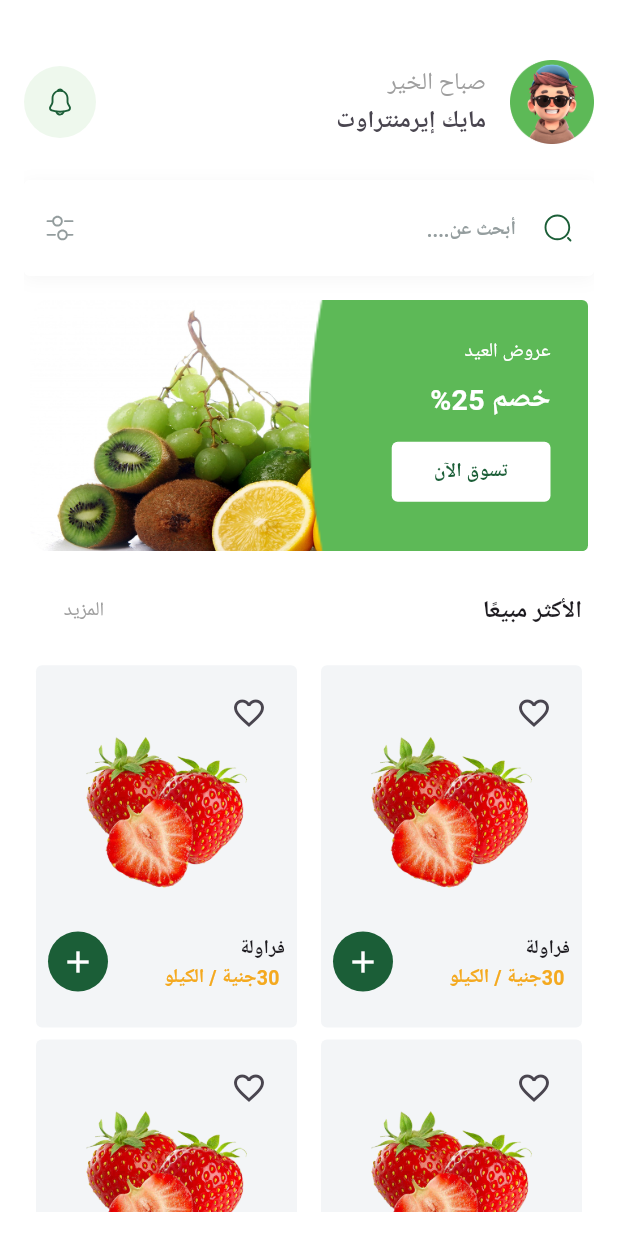
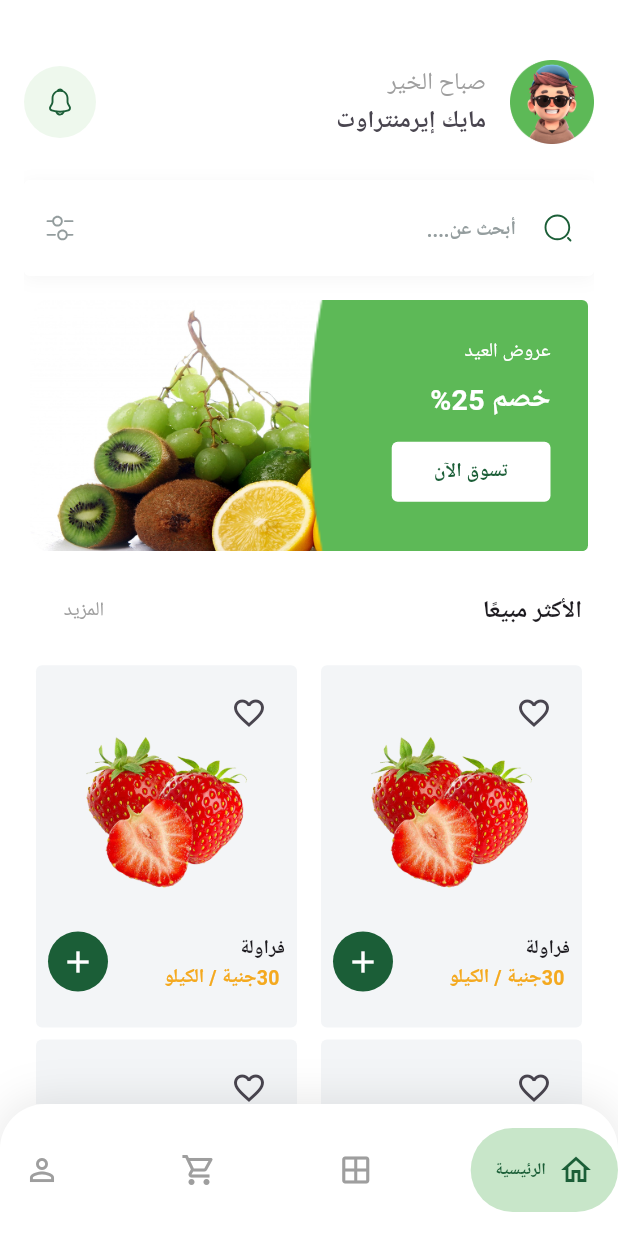
Before and after one commit to omarabady1/Fruitify, a Flutter app: the screen it shows after launch, on a phone screen of 412 x 824 dp. Run offline on Flutter 3.47's test engine with Material 3 defaults, Android fonts, the phone set to English and light mode, and no system bars; drawn by our look-alikes of google_nav_bar; our stand-ins replace cloud_firestore, dartz, dots_indicator, firebase_auth, firebase_core, flutter_bloc and 8 more; missing offline and left inert: flutter_facebook_auth; accounts and stored records are empty; Roboto replaces fonts that are missing (Cairo).

Commit message:
Add custom bottom navigation bar

```diff
--- a/lib/features/home/presentation/views/home_view.dart
+++ b/lib/features/home/presentation/views/home_view.dart
@@ -1,4 +1,5 @@
 import 'package:flutter/material.dart';
+import 'package:fruitify/features/home/presentation/views/widgets/custom_buttom_nav_bar.dart';
 import 'package:fruitify/features/home/presentation/views/widgets/home_view_body.dart';
 
 class HomeView extends StatelessWidget {
@@ -6,6 +7,9 @@ class HomeView extends StatelessWidget {
   static const String routeName = 'home_view';
   @override
   Widget build(BuildContext context) {
-    return Scaffold(body: SafeArea(child: HomeViewBody()));
+    return Scaffold(
+      body: SafeArea(child: HomeViewBody()),
+      bottomNavigationBar: CustomBottomNavigationBar(),
+    );
   }
 }
--- /dev/null
+++ b/lib/features/home/presentation/views/widgets/custom_buttom_nav_bar.dart
@@ -0,0 +1,76 @@
+import 'package:flutter/material.dart';
+import 'package:fruitify/constants.dart';
+import 'package:fruitify/core/utils/app_text_styles.dart';
+import 'package:google_nav_bar/google_nav_bar.dart';
+
+class CustomBottomNavigationBar extends StatefulWidget {
+  const CustomBottomNavigationBar({super.key});
+
+  @override
+  State<CustomBottomNavigationBar> createState() =>
+      _CustomBottomNavigationBarState();
+}
+
+class _CustomBottomNavigationBarState extends State<CustomBottomNavigationBar> {
+  int currentIndex = 0;
+  @override
+  Widget build(BuildContext context) {
+    return Container(
+      decoration: ShapeDecoration(
+        color: Colors.white,
+        shape: RoundedRectangleBorder(
+          borderRadius: BorderRadius.only(
+            topLeft: Radius.circular(30),
+            topRight: Radius.circular(30),
+          ),
+        ),
+        shadows: [
+          BoxShadow(
+            color: Color(0x19000000),
+            blurRadius: 25,
+            offset: Offset(0, -2),
+            spreadRadius: 0,
+          ),
+        ],
+      ),
+      child: GNav(
+        tabMargin: const EdgeInsets.symmetric(vertical: 16),
+        padding: const EdgeInsets.all(16),
+        color: Colors.grey,
+        tabBackgroundColor: Colors.green.shade100,
+        onTabChange: (value) {
+          setState(() {
+            currentIndex = value;
+          });
+        },
+        gap: 8,
+        tabs: [
+          GButton(
+            icon: Icons.home_outlined,
+            iconActiveColor: primaryColor,
+            text: 'الرئيسية',
+            textStyle: AppTextStyles.semiBold11.copyWith(color: primaryColor),
+          ),
+          GButton(
+            icon: Icons.window_outlined,
+            iconActiveColor: primaryColor,
+            text: 'المنتجات',
+            textStyle: AppTextStyles.semiBold11.copyWith(color: primaryColor),
+          ),
+          GButton(
+            icon: Icons.shopping_cart_outlined,
+            iconActiveColor: primaryColor,
+            text: 'سلة التسوق',
+            textStyle: AppTextStyles.semiBold11.copyWith(color: primaryColor),
+          ),
+          GButton(
+            icon: Icons.person_outline,
+            iconActiveColor: primaryColor,
+            text: 'حسابي',
+            textStyle: AppTextStyles.semiBold11.copyWith(color: primaryColor),
+          ),
+        ],
+      ),
+    );
+  }
+}
--- a/lib/features/home/presentation/views/widgets/home_view_body.dart
+++ b/lib/features/home/presentation/views/widgets/home_view_body.dart
@@ -12,7 +12,7 @@ class HomeViewBody extends StatelessWidget {
   @override
   Widget build(BuildContext context) {
     return Padding(
-      padding: const EdgeInsets.all(16),
+      padding: const EdgeInsets.only(top: 16, right: 16, left: 16),
       child: CustomScrollView(
         slivers: [
           SliverToBoxAdapter(
--- a/pubspec.yaml
+++ b/pubspec.yaml
@@ -52,6 +52,8 @@ dependencies:
   flutter_facebook_auth: ^7.1.5
   cloud_firestore: ^6.1.1
   flutter_svg_provider: ^1.0.7
+  liquid_glass_bottom_bar: ^0.0.6
+  google_nav_bar: ^5.0.7
 
 dev_dependencies:
   flutter_test:
```
Also changed, not shown: assets/images/cart_active_icon.svg (added), assets/images/cart_icon.svg (added), assets/images/home_active_icon.svg (added), assets/images/home_icon.svg (added), assets/images/products_active_icon.svg (added), assets/images/products_icon.svg (added), assets/images/user_active_icon.svg (added), assets/images/user_icon.svg (added), lib/generated/assets.dart, pubspec.lock.
